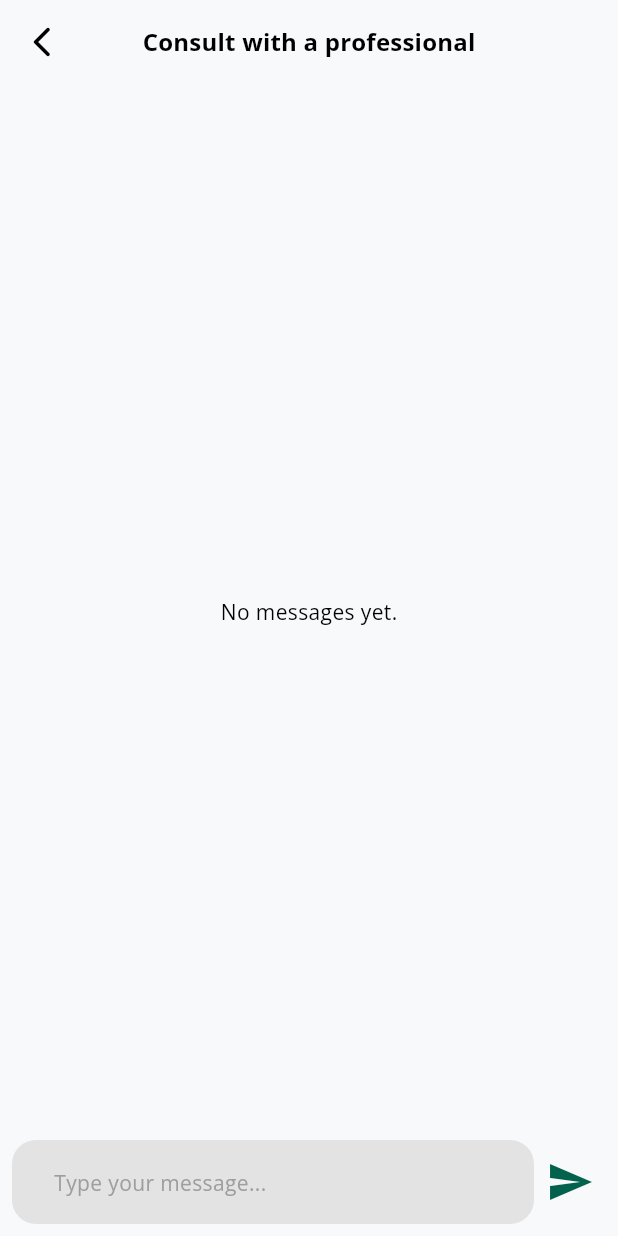
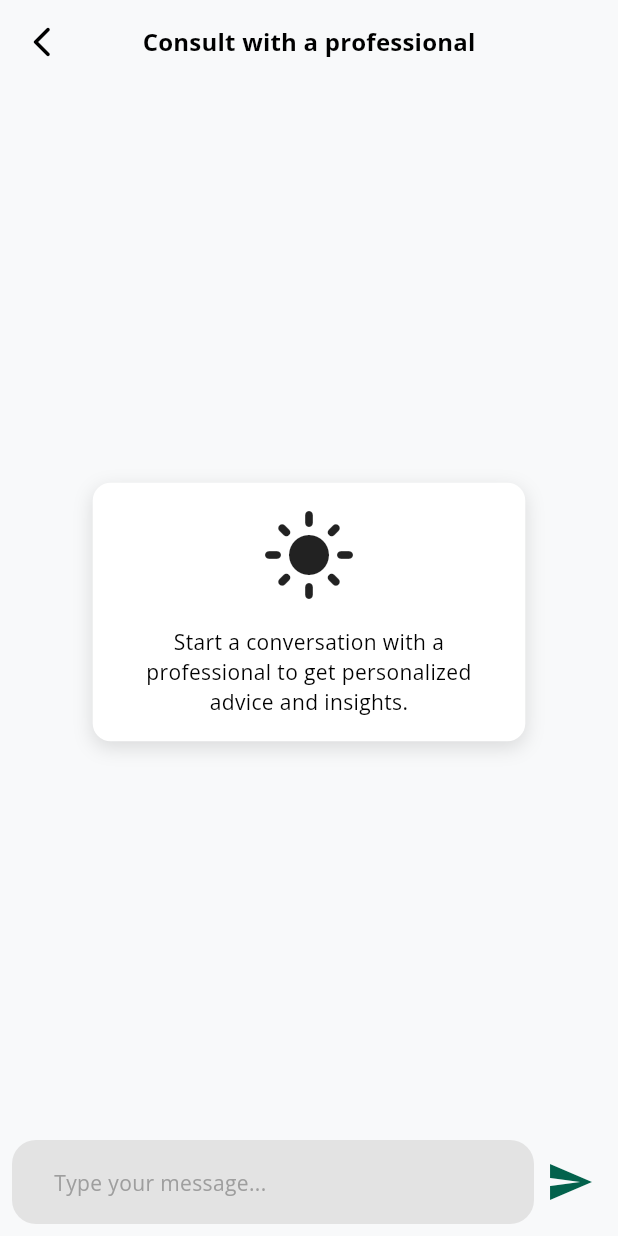
Before and after one commit to abel3ri/ph_et, a Flutter app: the ConsultationView screen opened by its route, on a phone screen of 412 x 824 dp. Run offline on Flutter 3.47's test engine with Material 3 defaults, Android fonts, the phone set to English and light mode, and no system bars; our stand-ins replace cached_network_image, carousel_slider, cloud_firestore, firebase_auth, firebase_core, flutter_dotenv and 18 more; missing offline and left inert: chapa_unofficial; accounts and stored records are empty; project files that could hold a hidden picture were left out.

Commit message:
minor improvements

```diff
--- a/lib/app/modules/consultation/views/consultation_view.dart
+++ b/lib/app/modules/consultation/views/consultation_view.dart
@@ -4,6 +4,7 @@ import 'package:pharma_et/app/modules/consultation/controllers/consultation_cont
 import 'package:pharma_et/app/modules/consultation/widgets/r_chat_container.dart';
 import 'package:pharma_et/app/modules/consultation/widgets/r_chat_input.dart';
 import 'package:pharma_et/app/modules/consultation/widgets/s_chat_container.dart';
+import 'package:pharma_et/core/widgets/cards/r_card.dart';
 
 class ConsultationView extends GetView<ConsultationController> {
   const ConsultationView({super.key});
@@ -33,7 +34,27 @@ class ConsultationView extends GetView<ConsultationController> {
               final messages = controller.messages;
 
               if (messages.isEmpty) {
-                return const Center(child: Text('No messages yet.'));
+                return Center(
+                  child: Padding(
+                    padding: EdgeInsets.symmetric(horizontal: Get.width * 0.15),
+                    child: RCard(
+                      child: Column(
+                        mainAxisSize: MainAxisSize.min,
+                        children: [
+                          const Icon(
+                            Icons.light_mode_rounded,
+                            size: 64,
+                          ),
+                          SizedBox(height: Get.height * 0.02),
+                          const Text(
+                            "Start a conversation with a professional to get personalized advice and insights.",
+                            textAlign: TextAlign.center,
+                          ),
+                        ],
+                      ),
+                    ),
+                  ),
+                );
               }
 
               return ListView.separated(
--- a/lib/app/modules/product_details/views/product_details_view.dart
+++ b/lib/app/modules/product_details/views/product_details_view.dart
@@ -80,6 +80,10 @@ class ProductDetailsView extends GetView<ProductDetailsController> {
                           ),
                           SizedBox(height: Get.height * 0.01),
                           ReadMoreText(
+                            trimLines: 4,
+                            trimCollapsedText: 'Show more',
+                            trimExpandedText: 'Show less',
+                            trimMode: TrimMode.Line,
                             product.description != null
                                 ? '${product.description}'
                                 : "Description not available",
--- a/lib/app/modules/product_details/widgets/sliver_app_bar.dart
+++ b/lib/app/modules/product_details/widgets/sliver_app_bar.dart
@@ -24,7 +24,7 @@ Widget buildSliverAppBar(product, controller) {
 
               return CachedNetworkImage(
                 imageUrl: imageUrl,
-                fit: BoxFit.cover,
+                fit: BoxFit.contain,
                 width: double.infinity,
                 placeholder: (context, url) => const Center(
                   child: CircularProgressIndicator(),
@@ -39,7 +39,7 @@ Widget buildSliverAppBar(product, controller) {
             },
             options: CarouselOptions(
               viewportFraction: 1,
-              enableInfiniteScroll: false,
+              enableInfiniteScroll: true,
               height: double.infinity,
               onPageChanged: (index, reason) {
                 controller.currentIndex.value = index;
--- a/lib/app/modules/search/controllers/search_controller.dart
+++ b/lib/app/modules/search/controllers/search_controller.dart
@@ -4,9 +4,11 @@ import 'package:get/get.dart';
 import 'package:pharma_et/app/data/models/error_model.dart';
 import 'package:pharma_et/app/data/models/product_item_model.dart';
 import 'package:pharma_et/app/data/services/product_item_service.dart';
+import 'package:pharma_et/app/modules/cart/controllers/cart_controller.dart';
 
 class SearchController extends GetxController {
   late ProductItemService productItemService;
+  late CartController cartController;
   final RxList<ProductItemModel> searchResults = <ProductItemModel>[].obs;
   final RxBool isLoading = false.obs;
 
@@ -19,6 +21,7 @@ class SearchController extends GetxController {
   void onInit() {
     super.onInit();
     productItemService = Get.find<ProductItemService>();
+    cartController = Get.find<CartController>();
 
     debounce<String>(
       query,
--- a/lib/core/widgets/dialogs/r_show_dialog.dart
+++ b/lib/core/widgets/dialogs/r_show_dialog.dart
@@ -22,7 +22,7 @@ Future<bool?> rShowDialog({
           },
           child: Text(
             mainActionLabel.tr,
-            style: context.textTheme.titleMedium!.copyWith(
+            style: context.textTheme.titleSmall!.copyWith(
               color: Get.theme.primaryColor,
             ),
           ),
@@ -33,7 +33,7 @@ Future<bool?> rShowDialog({
           },
           child: Text(
             cancelLabel.tr,
-            style: context.textTheme.titleMedium!.copyWith(
+            style: context.textTheme.titleSmall!.copyWith(
               color: Get.theme.primaryColor,
             ),
           ),
--- a/lib/core/widgets/indicators/r_page_indicator.dart
+++ b/lib/core/widgets/indicators/r_page_indicator.dart
@@ -24,7 +24,7 @@ class RPageIndicator extends StatelessWidget {
             () => AnimatedContainer(
               duration: const Duration(milliseconds: 300),
               margin: const EdgeInsets.symmetric(horizontal: 4),
-              width: currentIndex.value == index ? 32 : 8,
+              width: currentIndex.value == index ? 24 : 6,
               height: 4,
               decoration: BoxDecoration(
                 color: color ?? Get.theme.primaryColor,
--- a/lib/core/widgets/sliders/r_carousel_slider.dart
+++ b/lib/core/widgets/sliders/r_carousel_slider.dart
@@ -37,7 +37,7 @@ class RCarouselSlider extends StatelessWidget {
             viewportFraction: 1,
             enlargeCenterPage: true,
             autoPlay: ads.length > 1,
-            height: 128,
+            height: 160,
           ),
         ),
         Align(
```
Also changed, not shown: lib/app/modules/home/widgets/r_banner_item.dart (+8 -6 lines), lib/app/modules/order/widgets/page_widgets.dart (+3 -17 lines), lib/app/modules/order/widgets/r_order_container.dart (+16 -0 lines), lib/app/modules/product_details/widgets/rating_list.dart (+22 -8 lines), lib/app/modules/search/views/search_view.dart (+31 -15 lines).
